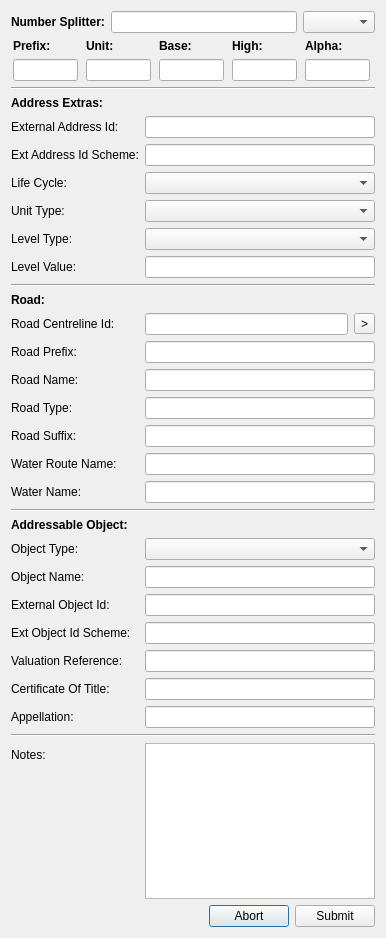
This is AimsUI/AimsClient/Gui/Ui_NewAddressDialog.ui in linz/QGIS-AIMS-Plugin as Qt 5 draws it before an edit. The edited form follows.
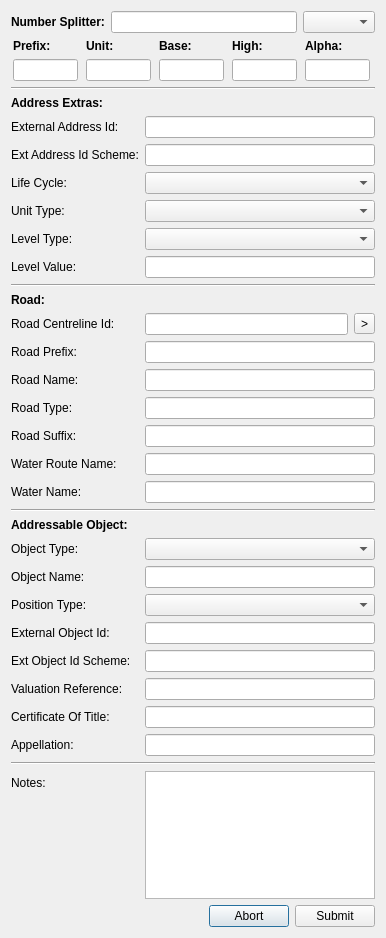
This is the edited form.

What changed in the file:
```diff
--- a/AimsUI/AimsClient/Gui/Ui_NewAddressDialog.ui
+++ b/AimsUI/AimsClient/Gui/Ui_NewAddressDialog.ui
@@ -473,42 +473,42 @@
        </property>
       </widget>
      </item>
-     <item row="20" column="0">
+     <item row="21" column="0">
       <widget class="QLabel" name="externalObjectIdLabel">
        <property name="text">
         <string>External Object Id:</string>
        </property>
       </widget>
      </item>
-     <item row="20" column="1">
+     <item row="21" column="1">
       <widget class="QLineEdit" name="uExternalObjectId">
        <property name="maxLength">
         <number>15</number>
        </property>
       </widget>
      </item>
-     <item row="21" column="0">
+     <item row="22" column="0">
       <widget class="QLabel" name="extObjectIdSchemeLabel">
        <property name="text">
         <string>Ext Object Id Scheme:</string>
        </property>
       </widget>
      </item>
-     <item row="21" column="1">
+     <item row="22" column="1">
       <widget class="QLineEdit" name="uExtObjectIdScheme">
        <property name="maxLength">
         <number>100</number>
        </property>
       </widget>
      </item>
-     <item row="22" column="0">
+     <item row="23" column="0">
       <widget class="QLabel" name="valuationReferenceLabel">
        <property name="text">
         <string>Valuation Reference:</string>
        </property>
       </widget>
      </item>
-     <item row="22" column="1">
+     <item row="23" column="1">
       <widget class="QLineEdit" name="uValuationReference">
        <property name="baseSize">
         <size>
@@ -521,35 +521,35 @@
        </property>
       </widget>
      </item>
-     <item row="23" column="0">
+     <item row="24" column="0">
       <widget class="QLabel" name="certificateOfTitleLabel">
        <property name="text">
         <string>Certificate Of Title:</string>
        </property>
       </widget>
      </item>
-     <item row="23" column="1">
+     <item row="24" column="1">
       <widget class="QLineEdit" name="uCertificateOfTitle">
        <property name="maxLength">
         <number>20</number>
        </property>
       </widget>
      </item>
-     <item row="24" column="0">
+     <item row="25" column="0">
       <widget class="QLabel" name="appellationLabel">
        <property name="text">
         <string>Appellation:</string>
        </property>
       </widget>
      </item>
-     <item row="24" column="1">
+     <item row="25" column="1">
       <widget class="QLineEdit" name="uAppellation">
        <property name="maxLength">
         <number>500</number>
        </property>
       </widget>
      </item>
-     <item row="26" column="1">
+     <item row="27" column="1">
       <widget class="QPlainTextEdit" name="uNotes">
        <property name="sizePolicy">
         <sizepolicy hsizetype="Expanding" vsizetype="Expanding">
@@ -577,14 +577,14 @@
        </property>
       </widget>
      </item>
-     <item row="25" column="0" colspan="2">
+     <item row="26" column="0" colspan="2">
       <widget class="Line" name="line_2">
        <property name="orientation">
         <enum>Qt::Horizontal</enum>
        </property>
       </widget>
      </item>
-     <item row="26" column="0">
+     <item row="27" column="0">
       <widget class="QLabel" name="label_4">
        <property name="text">
         <string>Notes:</string>
@@ -609,6 +609,16 @@
        </item>
       </layout>
      </item>
+     <item row="20" column="1">
+      <widget class="QComboBox" name="uPositionType"/>
+     </item>
+     <item row="20" column="0">
+      <widget class="QLabel" name="label_7">
+       <property name="text">
+        <string>Position Type:</string>
+       </property>
+      </widget>
+     </item>
     </layout>
    </item>
    <item>
```
Left out of the diff: 2 changed lines with no effect on the pictures.
